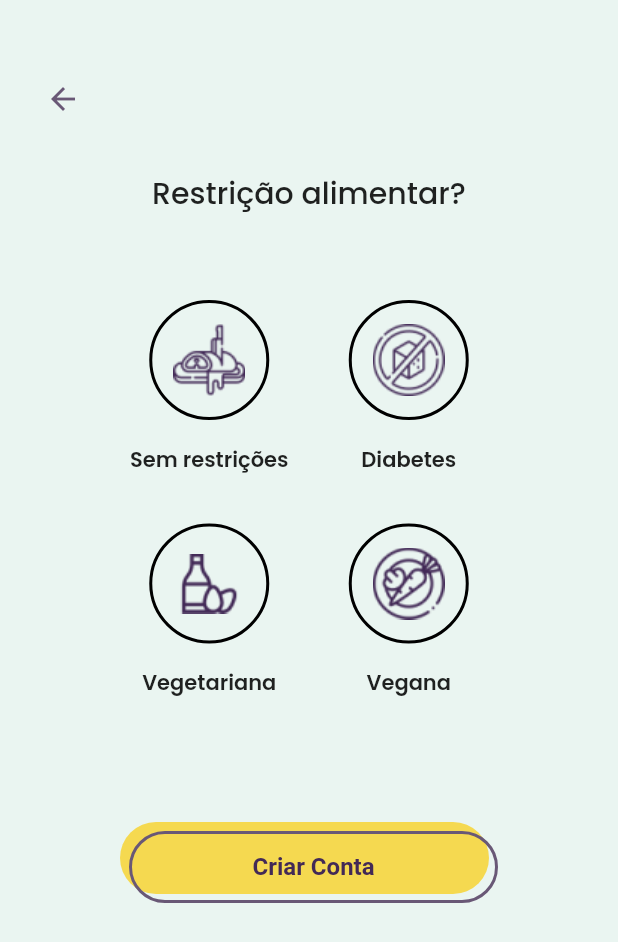
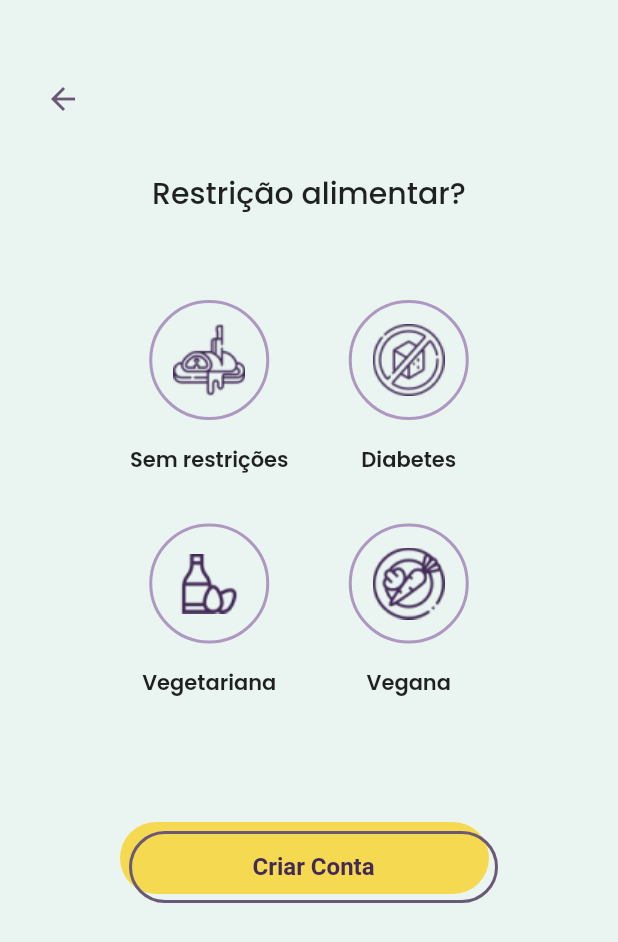
Before and after one commit to jorgelucasalm/Linguini, a Flutter app: the RestrictionPage screen opened by its route, on a phone screen of 412 x 824 dp. Shown: the top 942 px of the screen. Run offline on Flutter 3.47's test engine with Material 2 defaults, Android fonts, the phone set to English and light mode, and no system bars; our stand-ins replace flutter_typeahead.

Commit message:
style: hotfix change the colors in the restrictions buttons

```diff
--- a/lib/src/components/restriction_button.dart
+++ b/lib/src/components/restriction_button.dart
@@ -71,8 +71,8 @@ class _RestrictionButtonState extends State<RestrictionButton> {
                   side: BorderSide(
                       width: 2,
                       color: widget.optionsRestrictition[widget.index]
-                          ? const Color(0xffAE97C0)
-                          : Colors.black)),
+                          ? Colors.black
+                          : const Color(0xffAE97C0))),
               child: Image.asset("assets/images/${widget.imgSrc}"),
             ),
             Text(
```
